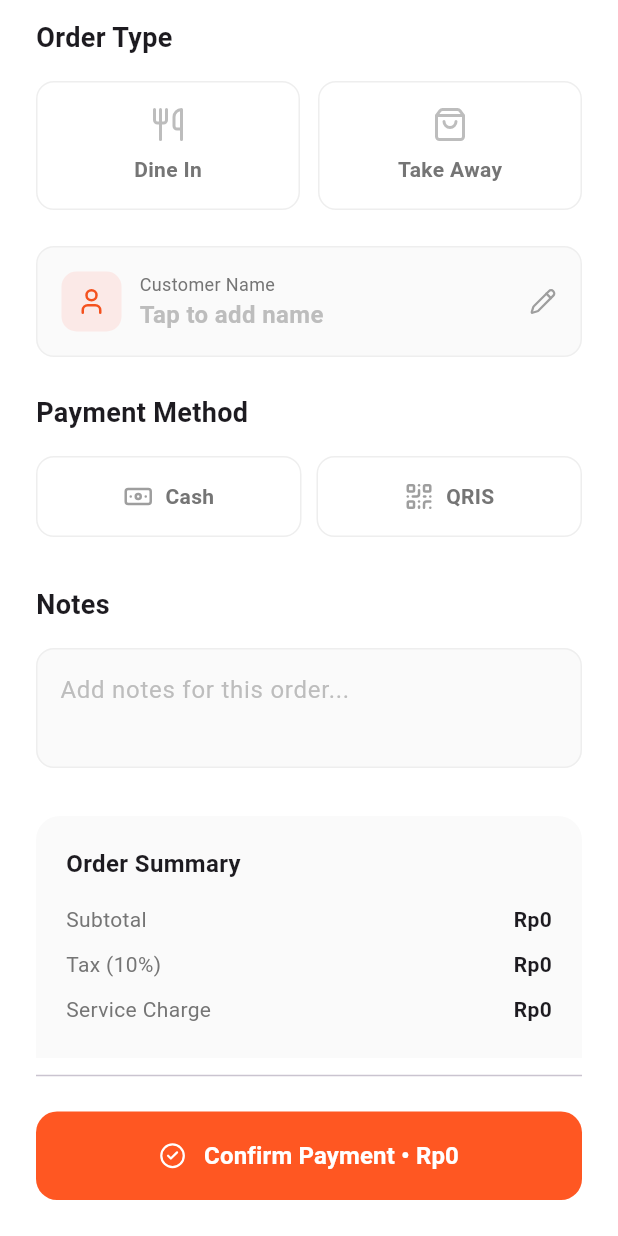
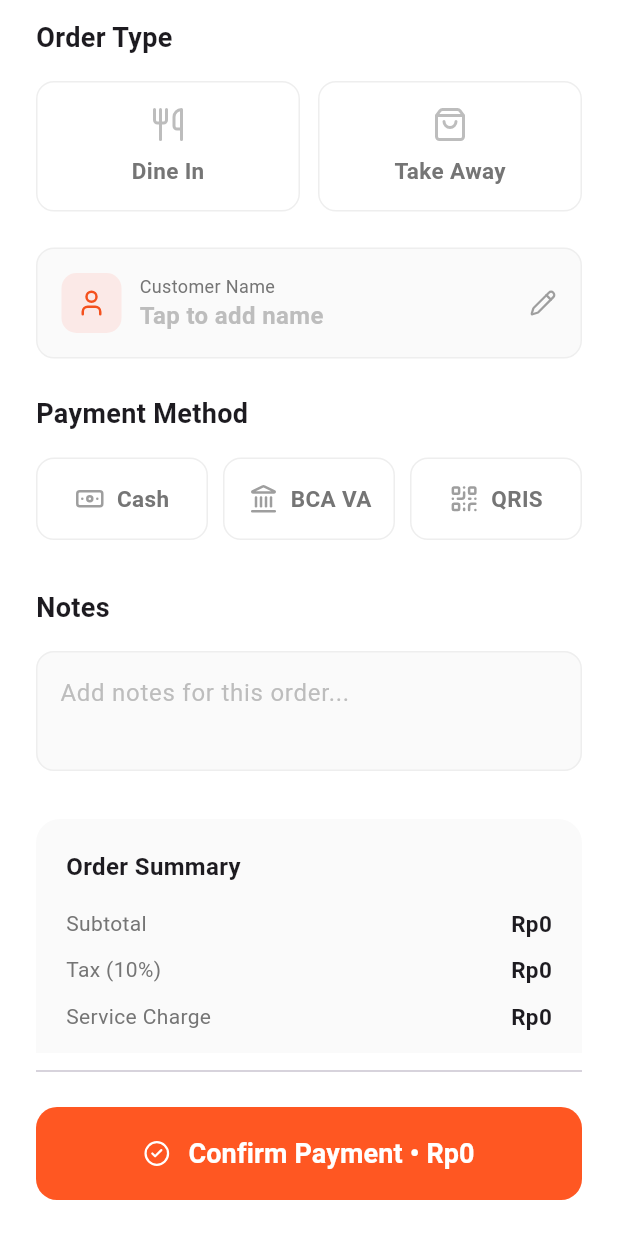
Before and after one commit to SiEncan/KasirGo, a Flutter app: the CheckoutRightPanel widget shown alone on an empty page, opened directly with empty values, on a phone screen of 412 x 824 dp. Run offline on Flutter 3.47's test engine with Material 3 defaults, Android fonts, the phone set to English and light mode, and no system bars; our stand-ins replace dio, flutter_riverpod, flutter_secure_storage, flutter_svg, iconsax, image_picker and 2 more; missing offline and left inert: jwt_decode; accounts and stored records are empty.

Commit message:
feat: add BCA VA payment method for testing

```diff
--- a/lib/screen/checkout/components/checkout_right_panel.dart
+++ b/lib/screen/checkout/components/checkout_right_panel.dart
@@ -168,6 +168,15 @@ class CheckoutRightPanel extends StatelessWidget {
                         const SizedBox(width: 10),
                         Expanded(
                           child: PaymentMethodButton(
+                            icon: LucideIcons.landmark,
+                            label: 'BCA VA',
+                            isSelected: selectedPaymentMethod == 'BCA VA',
+                            onTap: () => onPaymentMethodChanged('BCA VA'),
+                          ),
+                        ),
+                        const SizedBox(width: 10),
+                        Expanded(
+                          child: PaymentMethodButton(
                             icon: LucideIcons.qrCode,
                             label: 'QRIS',
                             isSelected: selectedPaymentMethod == 'QRIS',
@@ -254,11 +263,12 @@ class CheckoutRightPanel extends StatelessWidget {
                           Row(
                             mainAxisAlignment: MainAxisAlignment.spaceBetween,
                             children: [
-                              const Text(
+                              Text(
                                 'Total',
                                 style: TextStyle(
-                                  fontSize: 18,
+                                  fontSize: 20,
                                   fontWeight: FontWeight.bold,
+                                  color: Colors.grey.shade800,
                                 ),
                               ),
                               Text(
@@ -303,7 +313,7 @@ class CheckoutRightPanel extends StatelessWidget {
                       Text(
                         'Confirm Payment • ${CurrencyHelper.formatIDR(total.toString())}',
                         style: const TextStyle(
-                          fontSize: 16,
+                          fontSize: 18,
                           fontWeight: FontWeight.bold,
                           color: Colors.white,
                         ),
--- a/lib/screen/checkout/components/checkout_widgets.dart
+++ b/lib/screen/checkout/components/checkout_widgets.dart
@@ -40,6 +40,7 @@ class OrderTypeButton extends StatelessWidget {
               label,
               style: TextStyle(
                 fontWeight: FontWeight.bold,
+                fontSize: 15,
                 color: isSelected ? Colors.deepOrange : Colors.grey.shade600,
               ),
             ),
@@ -92,6 +93,7 @@ class PaymentMethodButton extends StatelessWidget {
               label,
               style: TextStyle(
                 fontWeight: FontWeight.bold,
+                fontSize: 15,
                 color: isSelected ? Colors.deepOrange : Colors.grey.shade600,
               ),
             ),
@@ -128,7 +130,7 @@ class SummaryRow extends StatelessWidget {
           value,
           style: const TextStyle(
             fontWeight: FontWeight.w600,
-            fontSize: 14,
+            fontSize: 15,
           ),
         ),
       ],
```
Also changed, not shown: lib/screen/checkout/checkout_screen.dart (+8 -3 lines), lib/screen/checkout/components/checkout_left_panel.dart (+9 -4 lines).
